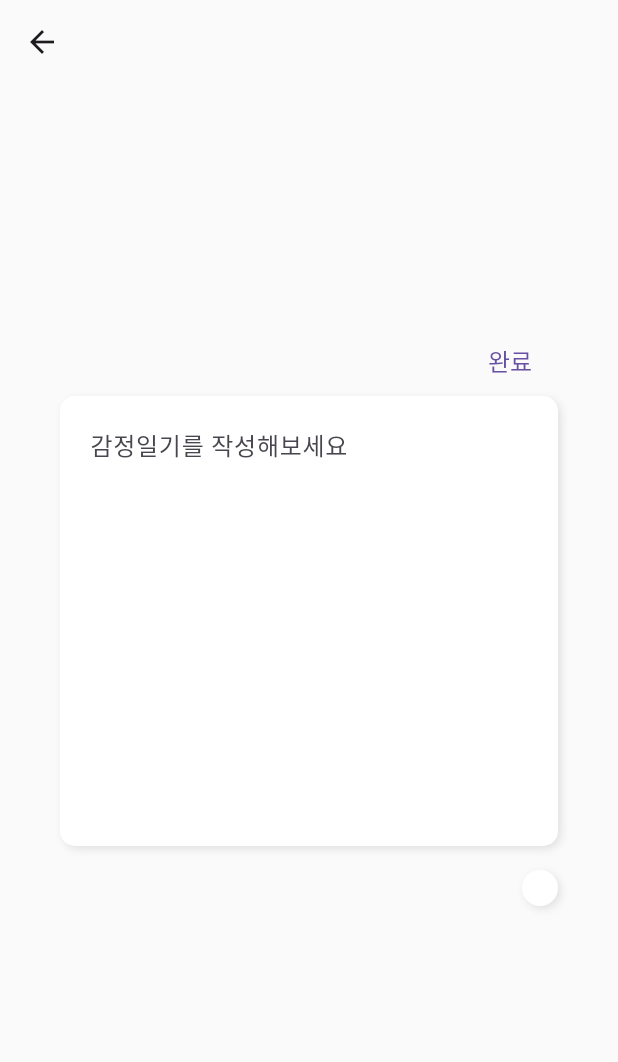
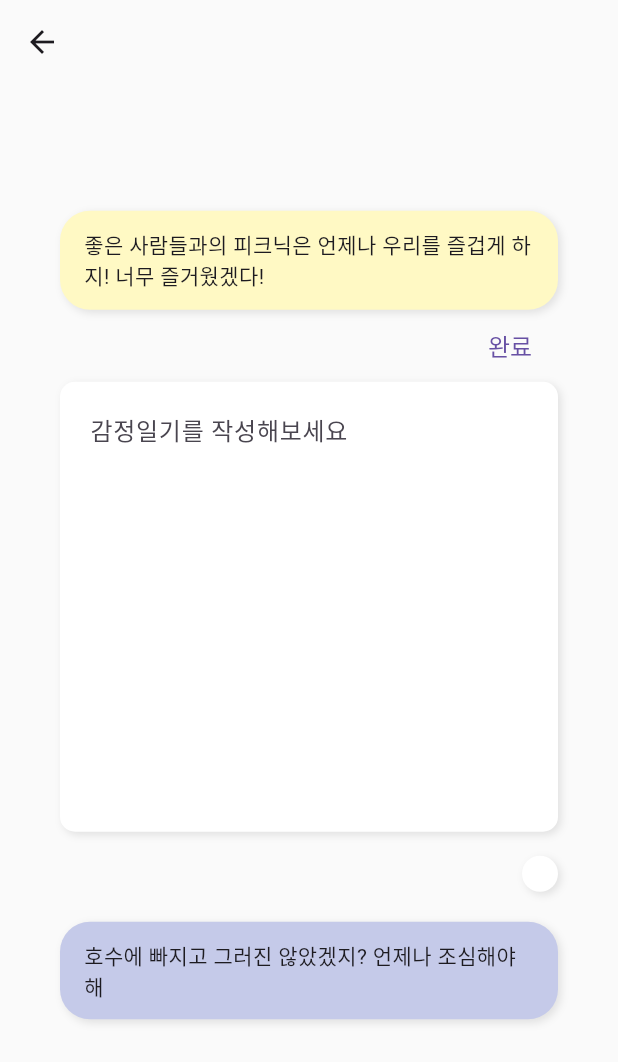
Before and after one commit to zigsong/insidegram, a Flutter app: the NoteScreen screen opened directly, on a phone screen of 412 x 824 dp. Shown: the top 1062 px of the screen. Run offline on Flutter 3.47's test engine with Material 3 defaults, Android fonts, the phone set to English and light mode, and no system bars.

Commit message:
feat: create emotion comment widget

```diff
--- a/lib/screens/note_screen.dart
+++ b/lib/screens/note_screen.dart
@@ -1,4 +1,5 @@
 import 'package:flutter/material.dart';
+import 'package:insidegram/widgets/emotion_comment.dart';
 
 class NoteScreen extends StatefulWidget {
   const NoteScreen({super.key});
@@ -27,6 +28,9 @@ class _NoteScreenState extends State<NoteScreen> {
             crossAxisAlignment: CrossAxisAlignment.end,
             mainAxisAlignment: MainAxisAlignment.center,
             children: [
+              const EmotionComment(
+                  emotion: Emotion.joy,
+                  text: '좋은 사람들과의 피크닉은 언제나 우리를 즐겁게 하지! 너무 즐거웠겠다!'),
               TextButton(
                 style: TextButton.styleFrom(
                     textStyle: const TextStyle(fontSize: 16),
@@ -61,6 +65,7 @@ class _NoteScreenState extends State<NoteScreen> {
               Container(
                 height: 24,
                 width: 24,
+                margin: const EdgeInsets.only(bottom: 20),
                 decoration: BoxDecoration(
                   color: Colors.white,
                   borderRadius: BorderRadius.circular(50),
@@ -73,6 +78,8 @@ class _NoteScreenState extends State<NoteScreen> {
                   ],
                 ),
               ),
+              const EmotionComment(
+                  emotion: Emotion.fear, text: '호수에 빠지고 그러진 않았겠지? 언제나 조심해야해'),
               const SizedBox(
                 height: 60,
               )
--- /dev/null
+++ b/lib/widgets/emotion_comment.dart
@@ -0,0 +1,35 @@
+import 'package:flutter/material.dart';
+
+enum Emotion { joy, fear }
+
+Map<Emotion, Color> colorMap = {
+  Emotion.joy: Colors.yellow.shade100,
+  Emotion.fear: Colors.indigo.shade100,
+};
+
+class EmotionComment extends StatelessWidget {
+  const EmotionComment({super.key, required this.emotion, required this.text});
+
+  // NOTE: 감정들 enum으로 바꾸기
+  final Emotion emotion;
+  final String text;
+
+  @override
+  Widget build(BuildContext context) {
+    return Container(
+      padding: const EdgeInsets.symmetric(horizontal: 16, vertical: 12),
+      decoration: BoxDecoration(
+        color: colorMap[emotion],
+        borderRadius: BorderRadius.circular(20),
+        boxShadow: [
+          BoxShadow(
+            blurRadius: 4,
+            offset: const Offset(2, 2),
+            color: Colors.black.withOpacity(0.1),
+          )
+        ],
+      ),
+      child: Text(text),
+    );
+  }
+}
```
